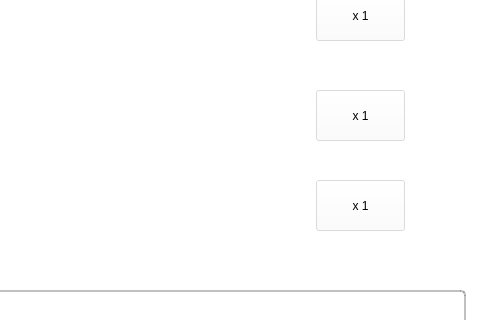
Qt form apps/NxGstVideoPlayer/PlayerVideoFrame.ui (CoasiaNexell/linux_library_nx-gst-video-player) before a commit; both pictures show x 544 to 1024 and y 160 to 480 of the 1024 by 600 pixel window.
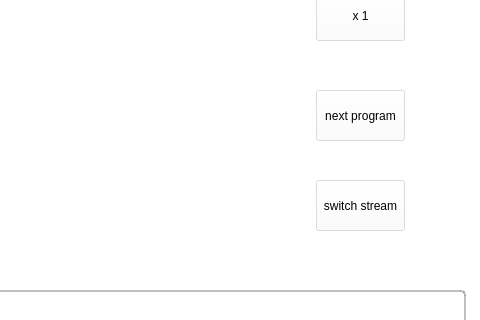
The same form after that commit.

Commit message: VideoPlayer: Fix next audio selection issue

The edit to the form file:
```diff
--- a/apps/NxGstVideoPlayer/PlayerVideoFrame.ui
+++ b/apps/NxGstVideoPlayer/PlayerVideoFrame.ui
@@ -514,7 +514,7 @@
 color: rgba(1, 1, 1);</string>
    </property>
    <property name="text">
-    <string>x 1</string>
+    <string>switch stream</string>
    </property>
   </widget>
   <widget class="QPushButton" name="switchStreamButton">
@@ -531,7 +531,7 @@
 color: rgba(1, 1, 1);</string>
    </property>
    <property name="text">
-    <string>x 1</string>
+    <string>next program</string>
    </property>
   </widget>
   <widget class="QPushButton" name="nextProgramButton">
```
The commit also changes 9 other files.
